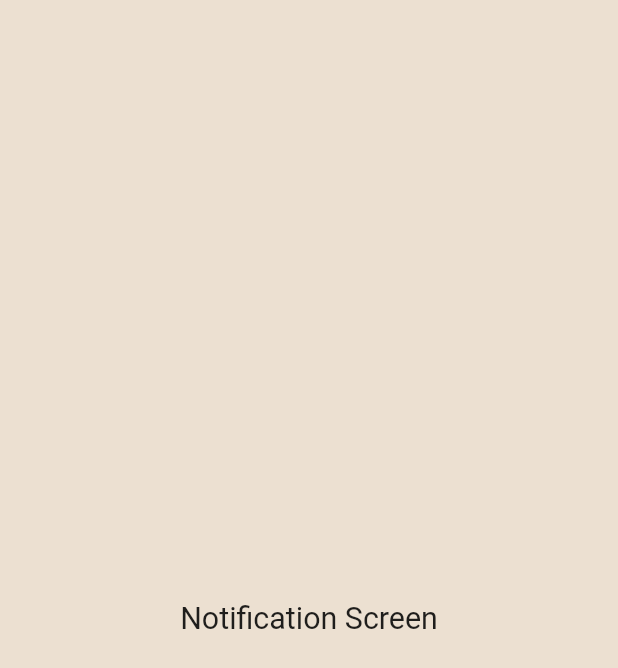
After one commit to enoch-aik/coffee_app_ui, a Flutter app: the NotificationScreen screen opened directly, on a phone screen of 412 x 824 dp. The commit adds this screen. Shown: the top 668 px of the screen. Run offline on Flutter 3.47's test engine with Material 2 defaults, Android fonts, the phone set to English and light mode, and no system bars; our stand-ins replace flutter_screenutil, flutter_svg, go_router, google_fonts.

Commit message:
added active nav icons and screens for favourite, cart, notification and profile

```diff
--- /dev/null
+++ b/lib/src/screens/notification/screen.dart
@@ -0,0 +1,18 @@
+import 'package:flutter/material.dart';
+import 'package:flutter_screenutil/flutter_screenutil.dart';
+
+class NotificationScreen extends StatelessWidget {
+  const NotificationScreen({Key? key}) : super(key: key);
+
+  @override
+  Widget build(BuildContext context) {
+    return Scaffold(
+      body: Center(
+        child: Text(
+          'Notification Screen',
+          style: TextStyle(fontSize: 20.sp),
+        ),
+      ),
+    );
+  }
+}
```
Also changed, not shown: lib/src/constant/nav_bar.dart (+26 -9 lines), lib/src/screens/cart/screen.dart (added, +19 -0 lines), lib/src/screens/favourite/screen.dart (added, +18 -0 lines), lib/src/screens/profile/screen.dart (added, +18 -0 lines).
